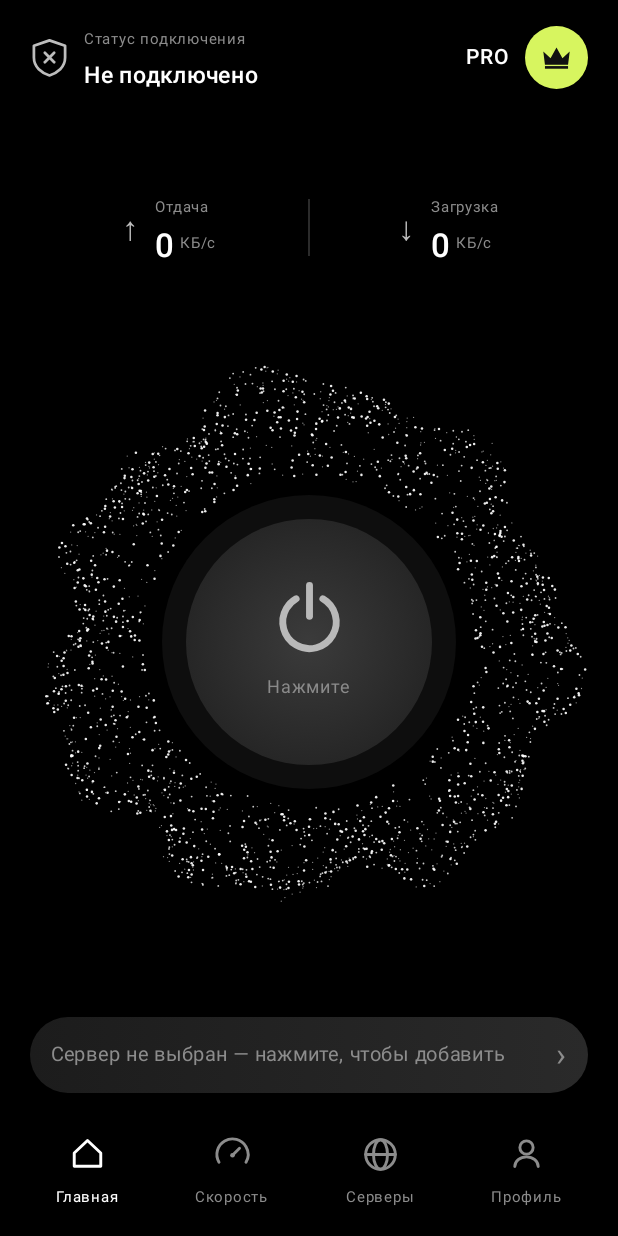
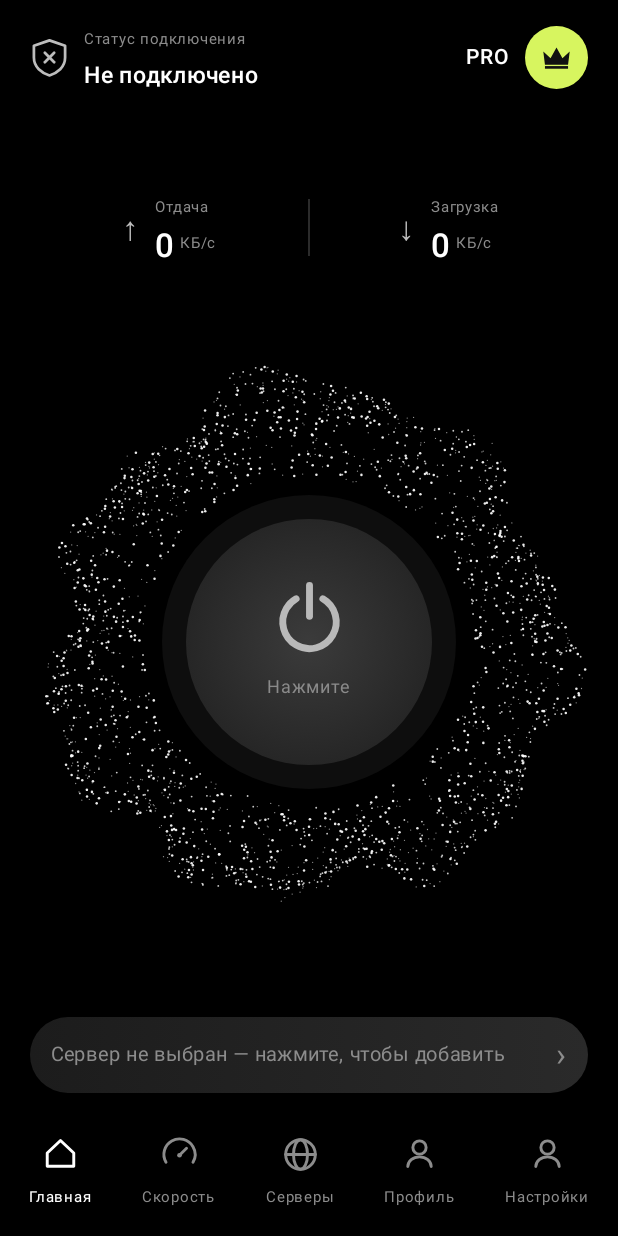
Before and after one commit to beeebra1234567890-creator/Rentvpn14, an Android app built with Jetpack Compose: the screen it shows after launch (MainActivity), on a phone screen of 412 x 824 dp. Run offline under Robolectric (Android 15) with nearby library versions, the phone set to English and light mode, and no system bars; libraries missing offline, so code that uses them is left out: com.google.mlkit.vision, com.wireguard.android, com.wireguard.config; pictures from the network do not load; 1 statement that could not run was skipped.

Commit message:
Add tablet navigation and settings destination

```diff
--- a/RentVPN/app/src/main/java/com/example/wgclient/MainActivity.kt
+++ b/RentVPN/app/src/main/java/com/example/wgclient/MainActivity.kt
@@ -216,14 +216,17 @@ private fun RentVpnApp() {
             onSurface = Color.White, onBackground = Color.White, outline = LineC
         )
     ) {
-        Column(Modifier.fillMaxSize().background(Bg).statusBarsPadding()) {
+        val wideUi = LocalConfiguration.current.screenWidthDp >= 700
+        Row(Modifier.fillMaxSize().background(Bg).statusBarsPadding()) {
+            if (wideUi) TabletNav(tab) { tab = it }
+            Column(Modifier.weight(1f).fillMaxHeight()) {
                 Box(Modifier.weight(1f)) {
                     when (tab) {
                         0 -> HomeScreen(
                             state = state, server = server, ping = server?.let { pings[it.raw] },
                             traffic = traffic, elapsed = elapsed, message = message,
                             onToggle = { toggle() }, onServers = { tab = 2 }, onPro = { tab = 3 },
-                        wideLayout = LocalConfiguration.current.screenWidthDp >= 700
+                            wideLayout = wideUi
                         )
                         1 -> SpeedTestScreen(speed, viaVpn = state == VpnState.CONNECTED && (VpnController.isWireGuardConnected() || VpnController.socksForTest(context) != null), onStart = { runSpeed() })
                         2 -> ServerScreen(
@@ -236,11 +239,11 @@ private fun RentVpnApp() {
                             onPaste = { clipboard.getText()?.text?.let { addInput(it) } ?: run { message = "Буфер обмена пуст" } },
                             onRefresh = { fetchSubscription(subUrl) },
                             onPick = { i ->
-                            val s = servers[i]
-                            if (!s.supported) message = "${s.name}: ${s.unsupportedReason}"
+                                val picked = servers[i]
+                                if (!picked.supported) message = "\${picked.name}: \${picked.unsupportedReason}"
                                 else {
                                     if (state != VpnState.DISCONNECTED) VpnController.disconnect(context)
-                                selected = i; ServerStore.saveSelected(context, s); message = "Выбран: ${s.name}"
+                                    selected = i; ServerStore.saveSelected(context, picked); message = "Выбран: \${picked.name}"
                                 }
                             },
                             onDelete = { i ->
@@ -253,15 +256,17 @@ private fun RentVpnApp() {
                                 ServerStore.saveSelected(context, next.getOrNull(selected))
                             }
                         )
-                    else -> ProfileScreen(onClear = {
+                        3 -> ProfileScreen(onClear = {
                             if (state != VpnState.DISCONNECTED) VpnController.disconnect(context)
                             servers = emptyList(); selected = -1; subUrl = ""; pings.clear()
                             ServerStore.clear(context)
                             message = "Локальные данные удалены"
                         })
+                        else -> SettingsScreen()
                     }
                 }
-            BottomNav(tab) { tab = it }
+                if (!wideUi) BottomNav(tab) { tab = it }
+            }
         }
     }
 }
@@ -567,7 +572,7 @@ private fun fieldColors() = OutlinedTextFieldDefaults.colors(
 
 @Composable
 private fun BottomNav(selected: Int, onSelect: (Int) -> Unit) {
-    val items = listOf("Главная", "Скорость", "Серверы", "Профиль")
+    val items = listOf("Главная", "Скорость", "Серверы", "Профиль", "Настройки")
     Row(
         Modifier.fillMaxWidth().background(Bg).navigationBarsPadding().padding(top = 8.dp, bottom = 10.dp),
         horizontalArrangement = Arrangement.SpaceEvenly
```
Lines whose indentation alone changed are shown as unchanged.
